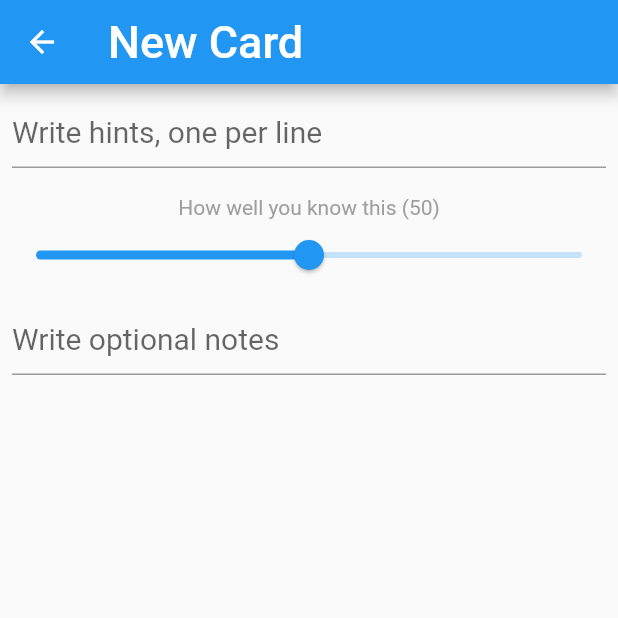
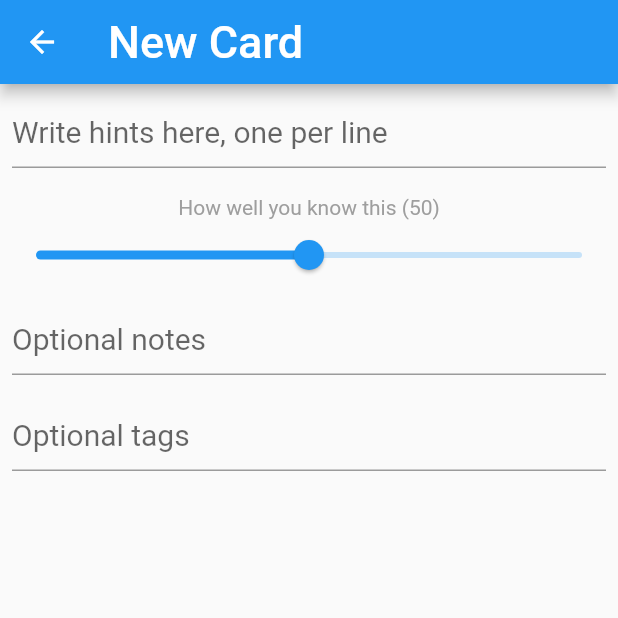
Before and after one commit to fmaylinch/hints-app, a Flutter app: the screen it shows after launch, after a tap on the "add" icon, on a phone screen of 412 x 824 dp, the top half of it. Run offline on Flutter 3.47's test engine with Material 2 defaults, Android fonts, the phone set to English and light mode, and no system bars; network calls fail.

Commit message:
Add tags

```diff
--- a/lib/card_edit_screen.dart
+++ b/lib/card_edit_screen.dart
@@ -20,6 +20,7 @@ class _CardEditScreenState extends State<CardEditScreen> {
   int _score;
   TextEditingController _hintsController;
   TextEditingController _notesController;
+  TextEditingController _tagsController;
 
   @override
   void initState() {
@@ -28,6 +29,7 @@ class _CardEditScreenState extends State<CardEditScreen> {
     _score = widget.card.score;
     _hintsController = TextEditingController(text: widget.card.hints.join("\n"));
     _notesController = TextEditingController(text: widget.card.notes);
+    _tagsController = TextEditingController(text: widget.card.tags.join(" "));
   }
 
   @override
@@ -52,9 +54,10 @@ class _CardEditScreenState extends State<CardEditScreen> {
         body: Container(
           child: ListView(
             children: [
-              _buildField(_hintsController, "Write hints, one per line"),
+              _buildField(_hintsController, "Write hints here, one per line"),
               _buildRatingSlider(),
-              _buildField(_notesController, "Write optional notes")
+              _buildField(_notesController, "Optional notes"),
+              _buildField(_tagsController, "Optional tags", maxLines: 1)
             ]
           ),
         ),
@@ -73,16 +76,15 @@ class _CardEditScreenState extends State<CardEditScreen> {
 
   bool _saveCardAndGoBack() {
 
-    final newHints = _hintsController.text
-        .split("\n")
-        .map((x) => x.trim())
-        .where((x) => x.isNotEmpty)
-        .toList();
-    final newNotes = _notesController.text;
 
     //print("Card edited: $card");
 
-    var newCard = HintsCard(id: widget.card.id, score: _score, hints: newHints, notes: newNotes);
+    var newCard = HintsCard(
+        id: widget.card.id,
+        score: _score,
+        hints: _hintsController.text.split("\n").map((x) => x.trim()).where(_notEmpty).toList(),
+        notes: _notesController.text,
+        tags: _tagsController.text.split(new RegExp(r"[\s,]+")).where(_notEmpty).toList());
 
     // Avoid saving incomplete or unmodified card
     var updateNeeded = newCard.hints.isNotEmpty && newCard != widget.card;
@@ -95,17 +97,20 @@ class _CardEditScreenState extends State<CardEditScreen> {
     return false;
   }
 
+  /// Just to make the `where` clauses shorter
+  bool _notEmpty(String str) => str.isNotEmpty;
+
   _deleteCard() {
     Navigator.pop(context, CardEditScreenResponse(widget.card, CardEditScreenAction.delete));
   }
 
-  _buildField(TextEditingController controller, String hintText) {
+  _buildField(TextEditingController controller, String hintText, {int maxLines}) {
     return Container(
       padding: EdgeInsets.all(8),
       child: TextFormField(
           decoration: InputDecoration(hintText: hintText),
           style: TextStyle(fontSize: 20),
-          maxLines: null,
+          maxLines: maxLines,
           controller: controller
       ),
     );
--- a/lib/hints_card.dart
+++ b/lib/hints_card.dart
@@ -8,6 +8,7 @@ class HintsCard {
   int score;
   List<String> hints;
   String notes;
+  List<String> tags;
 
   // --- data calculated locally --- //
   /// All hints and notes together, in lower case, useful for searching/sorting
@@ -15,8 +16,10 @@ class HintsCard {
   /// hints[1] in lower case (by default ""), useful for sorting
   String hint1Lower;
 
-  HintsCard({this.id, this.score = defaultScore, this.hints = const [], this.notes}) {
-    allContentLower = (hints.join(", ") + (notes != null ? ", " + notes : "")).toLowerCase();
+  HintsCard({this.id, this.score = defaultScore, this.hints = const [], this.notes, this.tags = const []}) {
+    if (this.notes == null) this.notes = "";
+    if (this.tags == null) this.tags = [];
+    allContentLower = (hints.join(", ") + " " + notes + " " + tags.join(", ")).toLowerCase();
     hint1Lower = hints.length > 1 ? hints[1].toLowerCase() : "";
   }
 
@@ -33,14 +36,15 @@ class HintsCard {
           id == other.id &&
           score == other.score &&
           listEquals(hints, other.hints) && // https://stackoverflow.com/a/55974120/1121497
+          listEquals(tags, other.tags) &&
           notes == other.notes;
 
   @override
-  int get hashCode => id.hashCode ^ score.hashCode ^ hints.hashCode ^ notes.hashCode;
+  int get hashCode => id.hashCode ^ score.hashCode ^ hints.hashCode ^ tags.hashCode ^ notes.hashCode;
 
   @override
   String toString() {
-    return 'HintsCard{id: $id, score: $score, hints: $hints, notes: $notes}';
+    return 'HintsCard{id: $id, score: $score, hints: $hints, notes: $notes, tags: $tags}';
   }
 
 
@@ -54,6 +58,7 @@ class HintsCard {
       score: json['score'] as int,
       hints: json['hints'].cast<String>(), // https://javiercbk.github.io/json_to_dart/
       notes: json['notes'] as String,
+      tags: json['tags'].cast<String>()
     );
   }
 
@@ -70,6 +75,7 @@ class HintsCard {
     data['score'] = card.score;
     data['hints'] = card.hints;
     data['notes'] = card.notes;
+    data['tags'] = card.tags;
     return data;
   }
 }
```
Also changed, not shown: lib/card_view_screen.dart (+16 -3 lines).
